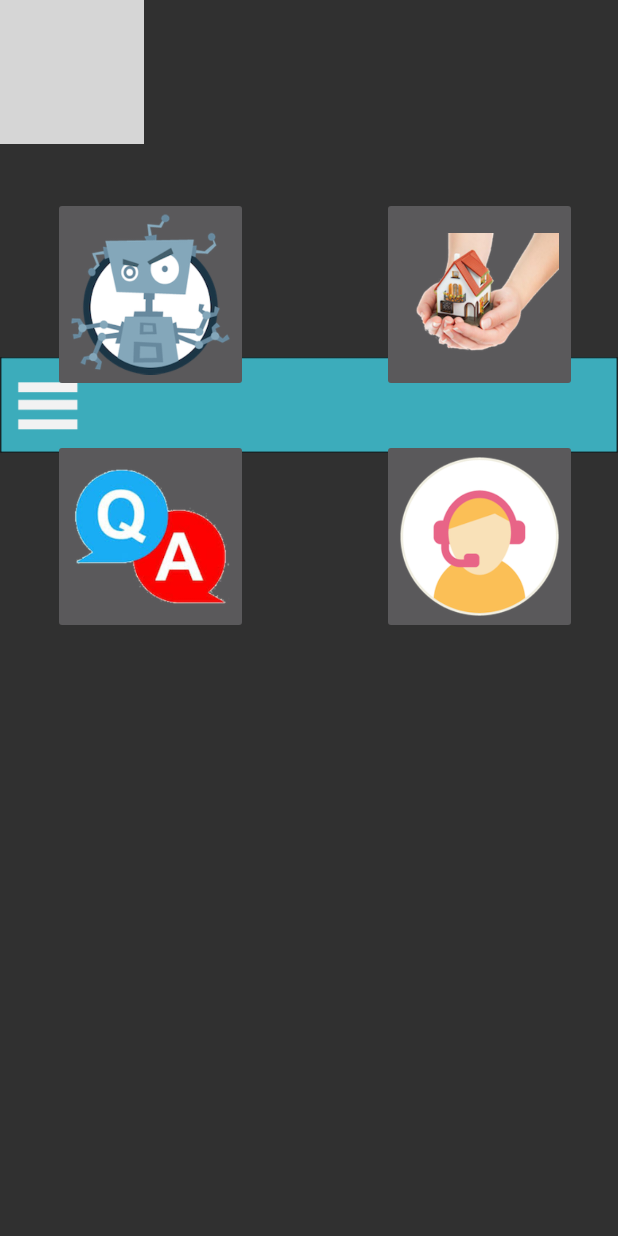
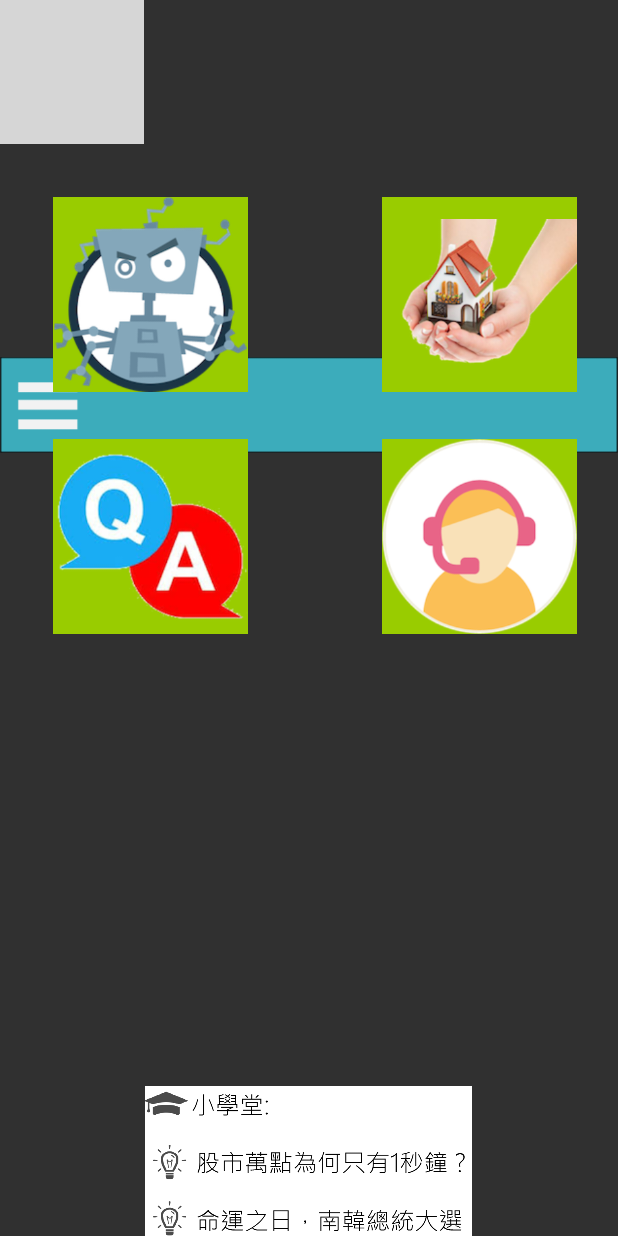
Before and after one commit to Nacujachu/GiBaIntartar, an Android app: the MainMenuActivity screen opened directly, with no data from a screen before it, on a phone screen of 412 x 824 dp. Run offline under Robolectric (Android 15) with nearby library versions, the phone set to English and light mode, and no system bars; grey boxes are pictures that could not be loaded.

Commit message:
Edit MainMenuActiviy PopupNews

```diff
--- a/FinBot/app/src/main/res/layout/activity_main_menu.xml
+++ b/FinBot/app/src/main/res/layout/activity_main_menu.xml
@@ -4,15 +4,17 @@
     xmlns:tools="http://schemas.android.com/tools"
     android:layout_width="match_parent"
     android:layout_height="match_parent"
+    android:background="@android:color/transparent"
     tools:context="nthu.finbot.MainMenuActivity">
 
     <ImageView
         android:id="@+id/MainMenuIV"
         android:layout_width="wrap_content"
         android:layout_height="wrap_content"
-        app:srcCompat="@drawable/background_main_menu"
+        android:layout_alignParentStart="true"
         android:layout_alignParentTop="true"
-        android:layout_alignParentStart="true" />
+        android:background="@android:color/transparent"
+        app:srcCompat="@drawable/background_main_menu" />
 
     <ImageView
         android:id="@+id/BarIV"
@@ -40,6 +42,7 @@
         android:layout_below="@+id/BarButton"
         android:layout_marginStart="35dp"
         android:layout_marginTop="61dp"
+        android:background="@android:color/holo_green_light"
         android:onClick="pressOpenBotButton"
         android:scaleType="fitCenter"
         app:srcCompat="@drawable/main_menu_open_bot_button" />
@@ -51,6 +54,7 @@
         android:layout_alignParentEnd="true"
         android:layout_alignTop="@+id/OpenBotButton"
         android:layout_marginEnd="27dp"
+        android:background="@android:color/holo_green_light"
         android:onClick="pressOpenPropertyButton"
         android:scaleType="fitCenter"
         app:srcCompat="@drawable/main_menu_open_property_button" />
@@ -62,6 +66,7 @@
         android:layout_alignStart="@+id/OpenBotButton"
         android:layout_below="@+id/OpenBotButton"
         android:layout_marginTop="31dp"
+        android:background="@android:color/holo_green_light"
         android:onClick="pressOpenQAButton"
         android:scaleType="fitCenter"
         app:srcCompat="@drawable/main_menu_open_qa_button" />
@@ -72,8 +77,20 @@
         android:layout_height="130dp"
         android:layout_alignStart="@+id/OpenPropertyButton"
         android:layout_alignTop="@+id/OpenQAButton"
+        android:background="@android:color/holo_green_light"
         android:onClick="pressOpenReservationButton"
         android:scaleType="fitCenter"
         app:srcCompat="@drawable/main_menu_open_reservation_button" />
 
+    <ImageButton
+        android:id="@+id/OpenNewsButton"
+        android:layout_width="250dp"
+        android:layout_height="100dp"
+        android:layout_alignParentBottom="true"
+        android:layout_centerHorizontal="true"
+        android:background="@android:color/transparent"
+        android:onClick="pressOpenNewsButton"
+        android:scaleType="fitCenter"
+        app:srcCompat="@drawable/main_menu_open_news_button" />
+
 </RelativeLayout>
```
Also changed, not shown: FinBot/app/src/main/java/nthu/finbot/MainMenuActivity.java (+10 -0 lines), FinBot/app/src/main/res/layout/activity_login.xml (+5 -3 lines), FinBot/app/src/main/res/layout/popup_news.xml (added, +17 -0 lines), FinBot/app/src/main/res/drawable/background_popup_news.png (added), FinBot/app/src/main/res/drawable/main_menu_open_news_button.png (added), 1 other file.
